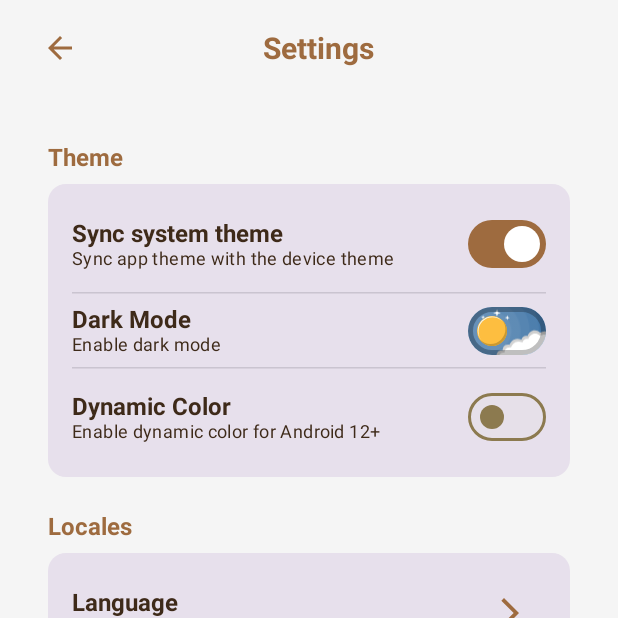
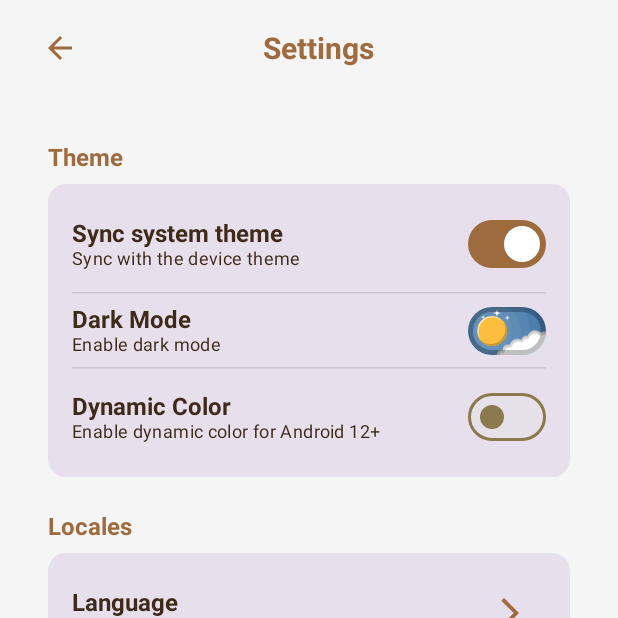
Before and after one commit to Horob1/VocabGo, an Android app built with Jetpack Compose: the SettingScreen screen opened through its navigation route, on a phone screen of 412 x 824 dp, the top half of it. Run offline under Robolectric (Android 15) with nearby library versions, the phone set to English and light mode, and no system bars; pictures from the network do not load; Roboto replaces fonts that are not available here.

Commit message:
setting screen hot fix 2

```diff
--- a/app/src/main/java/com/acteam/vocago/presentation/setting/SettingScreen.kt
+++ b/app/src/main/java/com/acteam/vocago/presentation/setting/SettingScreen.kt
@@ -240,6 +240,7 @@ fun SettingScreen(
                                 style = descriptionStyle,
                             )
                         }
+
                         DarkModeSwitch(
                             checked = if (theme is AppTheme.SYSTEM) isSystemInDarkTheme() else theme is AppTheme.DARK,
                             modifier = Modifier,
--- a/app/src/main/res/values/strings.xml
+++ b/app/src/main/res/values/strings.xml
@@ -120,7 +120,7 @@
     <string name="title_dark_mode">Dark Mode</string>
     <string name="desc_dark_mode">Enable dark mode</string>
     <string name="title_follow_system_theme">Sync system theme</string>
-    <string name="desc_follow_system">Sync app theme with the device theme</string>
+    <string name="desc_follow_system">Sync with the device theme</string>
     <string name="title_dynamic_color">Dynamic Color</string>
     <string name="desc_dynamic_color">Enable dynamic color for Android 12+</string>
     <string name="title_language">Language</string>
```
Also changed, not shown: 1 other file.
